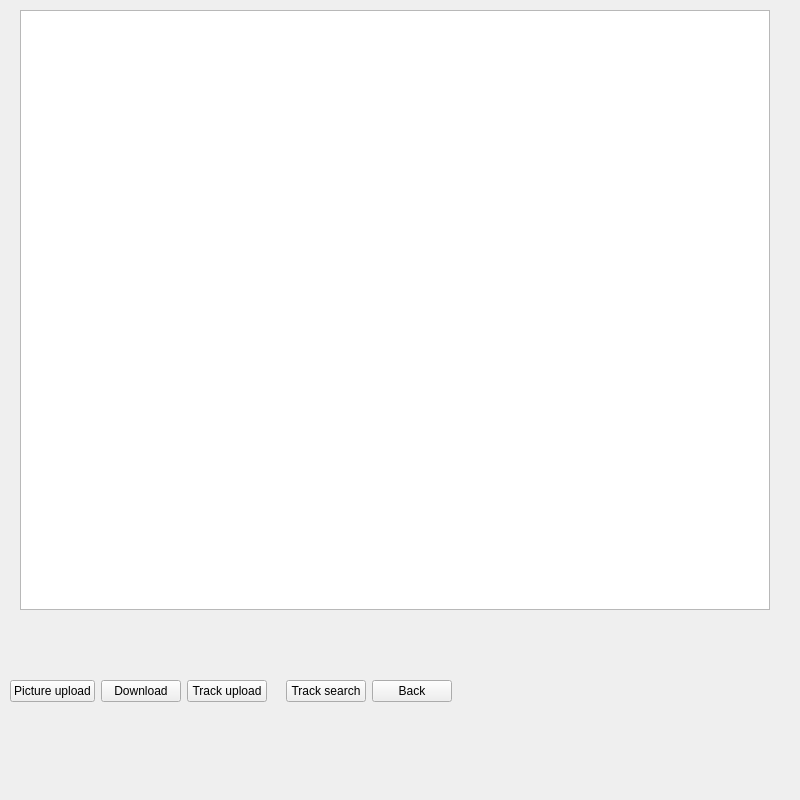
Old version of the form new_SNR/Project/UI/userwindow.ui in the repository Teaching-projects/SZE-Projektmunka-2019-Shoot-Run.
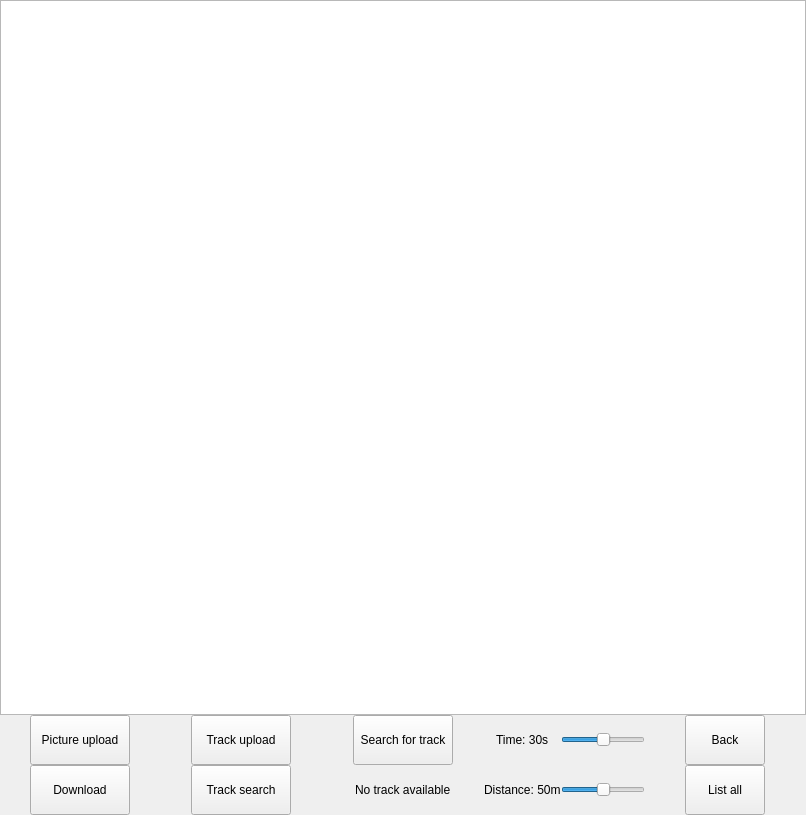
New version of the form.

```diff
--- a/new_SNR/Project/UI/userwindow.ui
+++ b/new_SNR/Project/UI/userwindow.ui
@@ -6,20 +6,26 @@
    <rect>
     <x>0</x>
     <y>0</y>
-    <width>800</width>
-    <height>800</height>
+    <width>806</width>
+    <height>815</height>
    </rect>
   </property>
+  <property name="sizePolicy">
+   <sizepolicy hsizetype="Expanding" vsizetype="Expanding">
+    <horstretch>0</horstretch>
+    <verstretch>0</verstretch>
+   </sizepolicy>
+  </property>
   <property name="minimumSize">
    <size>
-    <width>800</width>
-    <height>800</height>
+    <width>806</width>
+    <height>815</height>
    </size>
   </property>
   <property name="maximumSize">
    <size>
-    <width>800</width>
-    <height>800</height>
+    <width>1920</width>
+    <height>1080</height>
    </size>
   </property>
   <property name="windowTitle">
@@ -43,10 +49,22 @@
    </property>
    <item row="0" column="0">
     <widget class="QStackedWidget" name="stackedWidget">
+     <property name="sizePolicy">
+      <sizepolicy hsizetype="Expanding" vsizetype="Expanding">
+       <horstretch>0</horstretch>
+       <verstretch>0</verstretch>
+      </sizepolicy>
+     </property>
+     <property name="minimumSize">
+      <size>
+       <width>640</width>
+       <height>0</height>
+      </size>
+     </property>
      <property name="maximumSize">
       <size>
-       <width>16777215</width>
-       <height>16777215</height>
+       <width>1920</width>
+       <height>1080</height>
       </size>
      </property>
      <property name="currentIndex">
@@ -394,35 +412,47 @@
       </property>
       <property name="maximumSize">
        <size>
-        <width>800</width>
-        <height>800</height>
+        <width>1920</width>
+        <height>1080</height>
        </size>
       </property>
+      <property name="layoutDirection">
+       <enum>Qt::LeftToRight</enum>
+      </property>
+      <layout class="QVBoxLayout" name="verticalLayout">
+       <property name="spacing">
+        <number>0</number>
+       </property>
+       <property name="leftMargin">
+        <number>0</number>
+       </property>
+       <property name="topMargin">
+        <number>0</number>
+       </property>
+       <property name="rightMargin">
+        <number>0</number>
+       </property>
+       <property name="bottomMargin">
+        <number>0</number>
+       </property>
+       <item>
       <widget class="QListWidget" name="image_list">
-       <property name="geometry">
-        <rect>
-         <x>20</x>
-         <y>10</y>
-         <width>750</width>
-         <height>600</height>
-        </rect>
-       </property>
        <property name="sizePolicy">
-        <sizepolicy hsizetype="Fixed" vsizetype="Fixed">
+          <sizepolicy hsizetype="MinimumExpanding" vsizetype="MinimumExpanding">
          <horstretch>0</horstretch>
          <verstretch>0</verstretch>
         </sizepolicy>
        </property>
        <property name="minimumSize">
         <size>
-         <width>750</width>
-         <height>600</height>
+           <width>640</width>
+           <height>480</height>
         </size>
        </property>
        <property name="maximumSize">
         <size>
-         <width>750</width>
-         <height>600</height>
+           <width>1920</width>
+           <height>1080</height>
         </size>
        </property>
        <property name="layoutDirection">
@@ -468,7 +498,7 @@
         </size>
        </property>
        <property name="textElideMode">
-        <enum>Qt::ElideNone</enum>
+          <enum>Qt::ElideMiddle</enum>
        </property>
        <property name="verticalScrollMode">
         <enum>QAbstractItemView::ScrollPerPixel</enum>
@@ -497,7 +527,7 @@
        <property name="gridSize">
         <size>
          <width>350</width>
-         <height>350</height>
+           <height>370</height>
         </size>
        </property>
        <property name="viewMode">
@@ -525,30 +555,43 @@
         <number>-1</number>
        </property>
       </widget>
-      <widget class="QWidget" name="horizontalLayoutWidget">
-       <property name="geometry">
-        <rect>
-         <x>0</x>
-         <y>680</y>
-         <width>801</width>
-         <height>108</height>
-        </rect>
-       </property>
+       </item>
+       <item>
        <layout class="QHBoxLayout" name="horizontalLayout">
+         <property name="spacing">
+          <number>0</number>
+         </property>
         <property name="sizeConstraint">
-         <enum>QLayout::SetFixedSize</enum>
+          <enum>QLayout::SetMinimumSize</enum>
         </property>
         <property name="leftMargin">
-         <number>10</number>
+          <number>0</number>
+         </property>
+         <property name="topMargin">
+          <number>0</number>
         </property>
         <property name="rightMargin">
-         <number>10</number>
+          <number>0</number>
         </property>
         <item>
+          <layout class="QVBoxLayout" name="verticalLayout_3" stretch="0,0">
+           <item alignment="Qt::AlignHCenter">
          <widget class="QPushButton" name="image_upload">
           <property name="enabled">
            <bool>true</bool>
           </property>
+             <property name="sizePolicy">
+              <sizepolicy hsizetype="Minimum" vsizetype="Minimum">
+               <horstretch>0</horstretch>
+               <verstretch>0</verstretch>
+              </sizepolicy>
+             </property>
+             <property name="minimumSize">
+              <size>
+               <width>100</width>
+               <height>50</height>
+              </size>
+             </property>
           <property name="maximumSize">
            <size>
             <width>100</width>
@@ -560,21 +603,55 @@
           </property>
          </widget>
         </item>
-        <item>
+           <item alignment="Qt::AlignHCenter">
          <widget class="QPushButton" name="image_download">
+             <property name="sizePolicy">
+              <sizepolicy hsizetype="Minimum" vsizetype="Minimum">
+               <horstretch>0</horstretch>
+               <verstretch>0</verstretch>
+              </sizepolicy>
+             </property>
+             <property name="minimumSize">
+              <size>
+               <width>100</width>
+               <height>50</height>
+              </size>
+             </property>
           <property name="maximumSize">
            <size>
             <width>100</width>
             <height>50</height>
            </size>
           </property>
+             <property name="layoutDirection">
+              <enum>Qt::LeftToRight</enum>
+             </property>
           <property name="text">
            <string>Download</string>
           </property>
          </widget>
         </item>
+          </layout>
+         </item>
         <item>
+          <layout class="QVBoxLayout" name="verticalLayout_4">
+           <property name="spacing">
+            <number>0</number>
+           </property>
+           <item alignment="Qt::AlignHCenter">
          <widget class="QPushButton" name="image_track_upload">
+             <property name="sizePolicy">
+              <sizepolicy hsizetype="Minimum" vsizetype="Minimum">
+               <horstretch>0</horstretch>
+               <verstretch>0</verstretch>
+              </sizepolicy>
+             </property>
+             <property name="minimumSize">
+              <size>
+               <width>100</width>
+               <height>50</height>
+              </size>
+             </property>
           <property name="maximumSize">
            <size>
             <width>100</width>
@@ -586,21 +663,20 @@
           </property>
          </widget>
         </item>
-        <item>
-         <widget class="QLabel" name="label">
-          <property name="maximumSize">
-           <size>
-            <width>100</width>
-            <height>50</height>
-           </size>
-          </property>
-          <property name="text">
-           <string/>
-          </property>
-         </widget>
-        </item>
-        <item>
+           <item alignment="Qt::AlignHCenter">
          <widget class="QPushButton" name="image_search">
+             <property name="sizePolicy">
+              <sizepolicy hsizetype="Minimum" vsizetype="Minimum">
+               <horstretch>0</horstretch>
+               <verstretch>0</verstretch>
+              </sizepolicy>
+             </property>
+             <property name="minimumSize">
+              <size>
+               <width>100</width>
+               <height>50</height>
+              </size>
+             </property>
           <property name="maximumSize">
            <size>
             <width>100</width>
@@ -612,11 +688,163 @@
           </property>
          </widget>
         </item>
+          </layout>
+         </item>
         <item>
+          <layout class="QVBoxLayout" name="verticalLayout_5">
+           <property name="spacing">
+            <number>0</number>
+           </property>
+           <item alignment="Qt::AlignHCenter">
+            <widget class="QPushButton" name="image_track_refresh">
+             <property name="sizePolicy">
+              <sizepolicy hsizetype="Minimum" vsizetype="Minimum">
+               <horstretch>0</horstretch>
+               <verstretch>0</verstretch>
+              </sizepolicy>
+             </property>
+             <property name="minimumSize">
+              <size>
+               <width>100</width>
+               <height>50</height>
+              </size>
+             </property>
+             <property name="maximumSize">
+              <size>
+               <width>100</width>
+               <height>50</height>
+              </size>
+             </property>
+             <property name="text">
+              <string>Search for track</string>
+             </property>
+            </widget>
+           </item>
+           <item alignment="Qt::AlignHCenter">
+            <widget class="QLabel" name="label">
+             <property name="sizePolicy">
+              <sizepolicy hsizetype="Minimum" vsizetype="Minimum">
+               <horstretch>0</horstretch>
+               <verstretch>0</verstretch>
+              </sizepolicy>
+             </property>
+             <property name="maximumSize">
+              <size>
+               <width>100</width>
+               <height>50</height>
+              </size>
+             </property>
+             <property name="text">
+              <string>No track available</string>
+             </property>
+            </widget>
+           </item>
+          </layout>
+         </item>
+         <item>
+          <layout class="QHBoxLayout" name="horizontalLayout_3">
+           <property name="spacing">
+            <number>0</number>
+           </property>
+           <item>
+            <layout class="QVBoxLayout" name="verticalLayout_6">
+             <item alignment="Qt::AlignHCenter">
+              <widget class="QLabel" name="label_time">
+               <property name="sizePolicy">
+                <sizepolicy hsizetype="Minimum" vsizetype="Minimum">
+                 <horstretch>0</horstretch>
+                 <verstretch>0</verstretch>
+                </sizepolicy>
+               </property>
+               <property name="text">
+                <string>&lt;html&gt;&lt;head/&gt;&lt;body&gt;&lt;p&gt;Time: 30s&lt;/p&gt;&lt;/body&gt;&lt;/html&gt;</string>
+               </property>
+              </widget>
+             </item>
+             <item alignment="Qt::AlignHCenter">
+              <widget class="QLabel" name="label_distance">
+               <property name="sizePolicy">
+                <sizepolicy hsizetype="Minimum" vsizetype="Minimum">
+                 <horstretch>0</horstretch>
+                 <verstretch>0</verstretch>
+                </sizepolicy>
+               </property>
+               <property name="text">
+                <string>&lt;html&gt;&lt;head/&gt;&lt;body&gt;&lt;p&gt;Distance: 50m&lt;/p&gt;&lt;/body&gt;&lt;/html&gt;</string>
+               </property>
+              </widget>
+             </item>
+            </layout>
+           </item>
+           <item>
+            <layout class="QVBoxLayout" name="verticalLayout_7">
+             <item alignment="Qt::AlignHCenter">
+              <widget class="QSlider" name="slider_time">
+               <property name="sizePolicy">
+                <sizepolicy hsizetype="Minimum" vsizetype="Minimum">
+                 <horstretch>0</horstretch>
+                 <verstretch>0</verstretch>
+                </sizepolicy>
+               </property>
+               <property name="maximumSize">
+                <size>
+                 <width>100</width>
+                 <height>50</height>
+                </size>
+               </property>
+               <property name="maximum">
+                <number>60</number>
+               </property>
+               <property name="value">
+                <number>30</number>
+               </property>
+               <property name="orientation">
+                <enum>Qt::Horizontal</enum>
+               </property>
+              </widget>
+             </item>
+             <item alignment="Qt::AlignHCenter">
+              <widget class="QSlider" name="slider_distance">
+               <property name="sizePolicy">
+                <sizepolicy hsizetype="Minimum" vsizetype="Minimum">
+                 <horstretch>0</horstretch>
+                 <verstretch>0</verstretch>
+                </sizepolicy>
+               </property>
+               <property name="maximumSize">
+                <size>
+                 <width>100</width>
+                 <height>50</height>
+                </size>
+               </property>
+               <property name="maximum">
+                <number>100</number>
+               </property>
+               <property name="value">
+                <number>50</number>
+               </property>
+               <property name="orientation">
+                <enum>Qt::Horizontal</enum>
+               </property>
+              </widget>
+             </item>
+            </layout>
+           </item>
+          </layout>
+         </item>
+         <item>
+          <layout class="QVBoxLayout" name="verticalLayout_8">
+           <item alignment="Qt::AlignHCenter">
          <widget class="QPushButton" name="back">
           <property name="enabled">
            <bool>true</bool>
           </property>
+             <property name="sizePolicy">
+              <sizepolicy hsizetype="Minimum" vsizetype="Minimum">
+               <horstretch>0</horstretch>
+               <verstretch>0</verstretch>
+              </sizepolicy>
+             </property>
           <property name="minimumSize">
            <size>
             <width>0</width>
@@ -634,8 +862,30 @@
           </property>
          </widget>
         </item>
-       </layout>
-      </widget>
+           <item alignment="Qt::AlignHCenter">
+            <widget class="QPushButton" name="pushButton">
+             <property name="sizePolicy">
+              <sizepolicy hsizetype="Minimum" vsizetype="Minimum">
+               <horstretch>0</horstretch>
+               <verstretch>0</verstretch>
+              </sizepolicy>
+             </property>
+             <property name="maximumSize">
+              <size>
+               <width>100</width>
+               <height>50</height>
+              </size>
+             </property>
+             <property name="text">
+              <string>List all</string>
+             </property>
+            </widget>
+           </item>
+          </layout>
+         </item>
+        </layout>
+       </item>
+      </layout>
      </widget>
     </widget>
    </item>
```
Left out of the diff: 119 changed lines with no effect on the pictures. Lines whose indentation alone changed are shown as unchanged.
